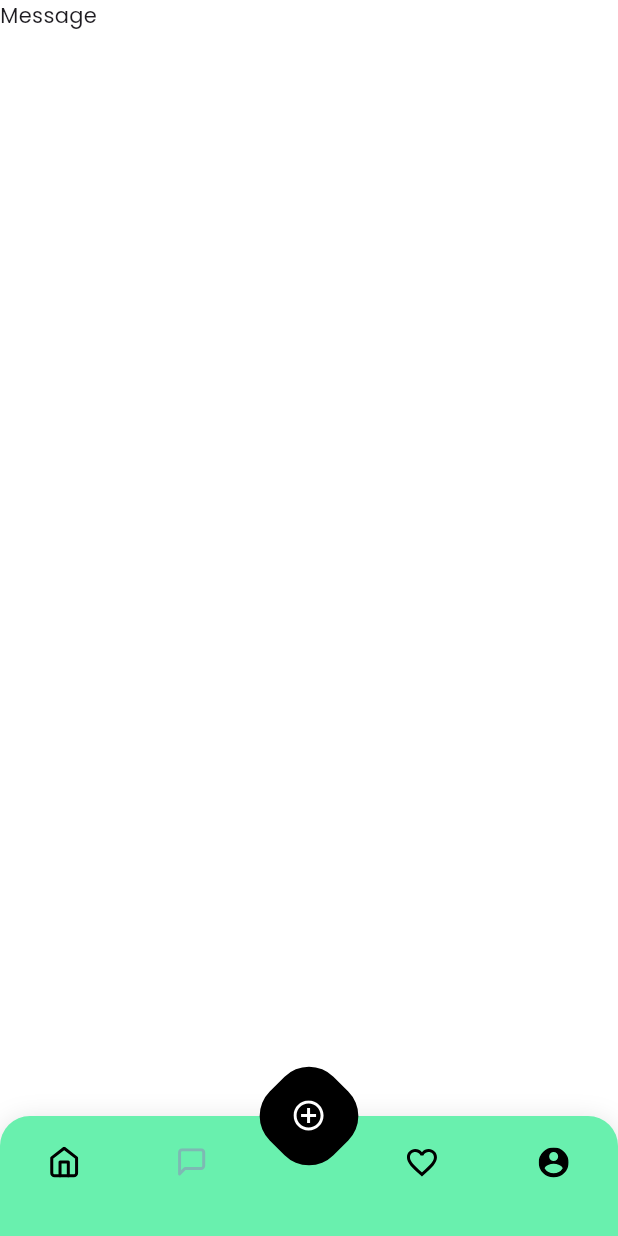
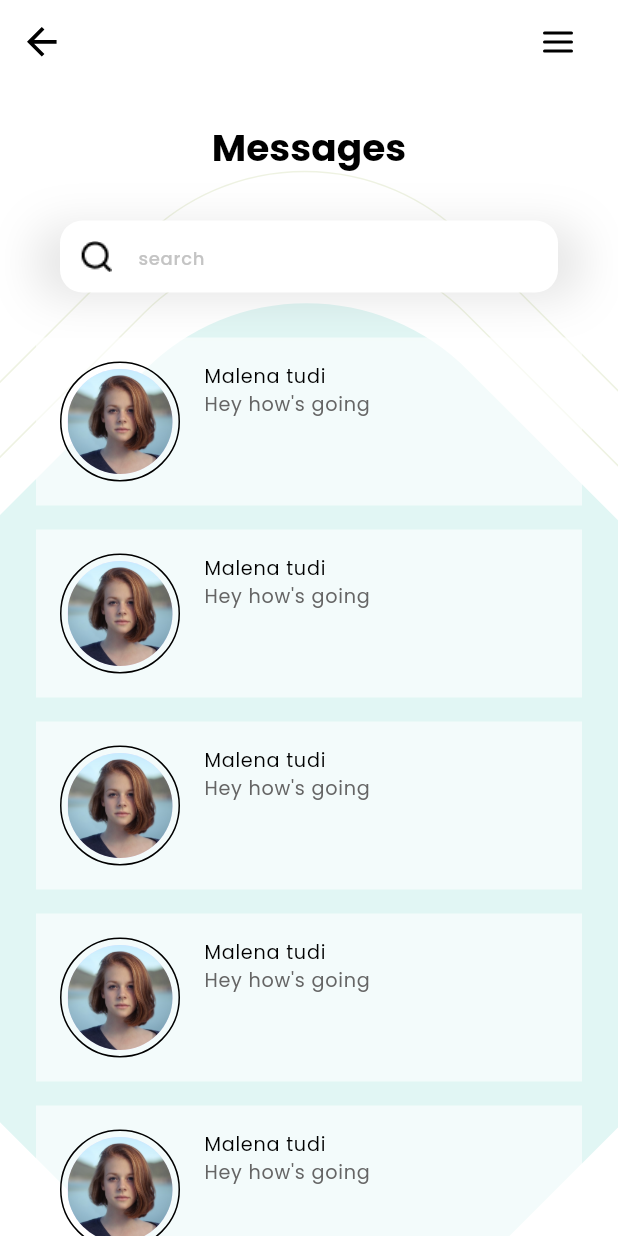
Before and after one commit to artster10/Artsterproductui, a Flutter app: the Nav screen opened directly, after a tap on an icon or button, on a phone screen of 412 x 824 dp. Run offline on Flutter 3.47's test engine with Material 3 defaults, Android fonts, the light colour scheme and no system bars; our stand-ins replace flutter_svg, google_fonts.

Commit message:
completed message screen

```diff
--- /dev/null
+++ b/productui/lib/screens/message/message_screen.dart
@@ -0,0 +1,105 @@
+import 'package:flutter/material.dart';
+import 'package:flutter_svg/flutter_svg.dart';
+import 'package:productui/config/colors.dart';
+import 'package:productui/screens/message/widgets/message_background.dart';
+import 'package:productui/screens/message/widgets/message_item.dart';
+import 'package:productui/screens/nav/nav.dart';
+
+class MessageScreen extends StatelessWidget {
+  const MessageScreen({super.key});
+
+  @override
+  Widget build(BuildContext context) {
+    return MessageBackground(
+      child: Scaffold(
+        backgroundColor: Colors.transparent,
+        appBar: AppBar(
+          leading: IconButton(
+            onPressed: () => Navigator.push(
+              context,
+              MaterialPageRoute(
+                builder: (context) => Nav(),
+              ),
+            ),
+            icon: SvgPicture.asset('assets/icons/button_back.svg'),
+          ),
+          actions: [
+            Padding(
+              padding: const EdgeInsets.only(right: 16.0),
+              child: IconButton(
+                  onPressed: () {},
+                  icon: SvgPicture.asset('assets/icons/menu.svg')),
+            )
+          ],
+        ),
+        body: SingleChildScrollView(
+          child: Padding(
+            padding: const EdgeInsets.all(24.0),
+            child: Column(
+              crossAxisAlignment: CrossAxisAlignment.center,
+              children: [
+                Text(
+                  'Messages',
+                  style: Theme.of(context)
+                      .textTheme
+                      .displaySmall!
+                      .copyWith(fontWeight: FontWeight.w700),
+                ),
+                const SizedBox(height: 30.0),
+                Container(
+                  padding: EdgeInsets.symmetric(horizontal: 16.0),
+                  decoration: BoxDecoration(
+                      borderRadius: BorderRadius.circular(15.0),
+                      boxShadow: [
+                        BoxShadow(
+                            offset: const Offset(0, 4),
+                            blurRadius: 25.0,
+                            color: kBlack.withOpacity(0.10))
+                      ]),
+                  child: TextField(
+                    decoration: InputDecoration(
+                        filled: true,
+                        fillColor: kWhite,
+                        isDense: true,
+                        border: OutlineInputBorder(
+                          borderRadius: BorderRadius.circular(15.0),
+                          borderSide:
+                              BorderSide(width: 0.0, style: BorderStyle.none),
+                        ),
+                        prefixIcon: Image.asset('assets/images/search.png'),
+                        hintText: 'search',
+                        hintStyle: Theme.of(context)
+                            .textTheme
+                            .labelMedium!
+                            .copyWith(color: k1LightGray)),
+                  ),
+                ),
+                const SizedBox(height: 30.0),
+                ListView(
+                  physics: NeverScrollableScrollPhysics(),
+                  shrinkWrap: true,
+                  children: [
+                    MessageItem(
+                        name: 'Malena tudi', message: 'Hey how\'s going'),
+                    MessageItem(
+                        name: 'Malena tudi', message: 'Hey how\'s going'),
+                    MessageItem(
+                        name: 'Malena tudi', message: 'Hey how\'s going'),
+                    MessageItem(
+                        name: 'Malena tudi', message: 'Hey how\'s going'),
+                    MessageItem(
+                        name: 'Malena tudi', message: 'Hey how\'s going'),
+                    MessageItem(
+                        name: 'Malena tudi', message: 'Hey how\'s going'),
+                    MessageItem(
+                        name: 'Malena tudi', message: 'Hey how\'s going'),
+                  ],
+                )
+              ],
+            ),
+          ),
+        ),
+      ),
+    );
+  }
+}
--- /dev/null
+++ b/productui/lib/screens/message/widgets/message_background.dart
@@ -0,0 +1,61 @@
+import 'package:flutter/material.dart';
+import 'package:productui/config/colors.dart';
+import 'dart:math' as math;
+
+class MessageBackground extends StatelessWidget {
+  const MessageBackground({super.key, required this.child});
+
+  final Widget child;
+  @override
+  Widget build(BuildContext context) {
+    return Scaffold(
+      body: Stack(
+        alignment: Alignment.center,
+        children: [
+          Positioned(
+            top: 150,
+            child: Transform.rotate(
+              angle: math.pi / 4,
+              child: Container(
+                height: 465,
+                width: 473,
+                decoration: BoxDecoration(
+                  border: Border.all(width: 1.0, color: k3AccentLines),
+                  borderRadius: BorderRadius.circular(152.0),
+                ),
+              ),
+            ),
+          ),
+          Positioned(
+            top: 200,
+            child: Transform.rotate(
+              angle: math.pi / 4,
+              child: Container(
+                height: 465,
+                width: 473,
+                decoration: BoxDecoration(
+                  border: Border.all(width: 1.0, color: k3AccentLines),
+                  borderRadius: BorderRadius.circular(152.0),
+                ),
+              ),
+            ),
+          ),
+          Positioned(
+            top: 260.0,
+            child: Transform.rotate(
+              angle: math.pi / 4,
+              child: Container(
+                height: 575,
+                width: 580,
+                decoration: BoxDecoration(
+                    color: k2MainThemeColor,
+                    borderRadius: BorderRadius.circular(152.0)),
+              ),
+            ),
+          ),
+          child,
+        ],
+      ),
+    );
+  }
+}
--- /dev/null
+++ b/productui/lib/screens/message/widgets/message_item.dart
@@ -0,0 +1,59 @@
+import 'package:flutter/material.dart';
+import 'package:productui/config/colors.dart';
+import 'package:productui/screens/message_detail/message_detail_screen.dart';
+import 'package:productui/screens/widgets/profile_image.dart';
+
+class MessageItem extends StatelessWidget {
+  const MessageItem({super.key, required this.name, required this.message});
+  final String name;
+  final String message;
+  @override
+  Widget build(BuildContext context) {
+    return GestureDetector(
+      onTap: () => Navigator.push(
+        context,
+        MaterialPageRoute(
+          builder: ((context) => MessageDetailScreen()),
+        ),
+      ),
+      child: Container(
+        padding: const EdgeInsets.all(16.0),
+        margin: const EdgeInsets.only(bottom: 16.0),
+        decoration: BoxDecoration(
+          color: kWhite.withOpacity(0.60),
+        ),
+        child: Row(
+          crossAxisAlignment: CrossAxisAlignment.start,
+          children: [
+            ProfileImage(
+              radius: 35.0,
+            ),
+            const SizedBox(
+              width: 16.0,
+            ),
+            Expanded(
+              child: Column(
+                crossAxisAlignment: CrossAxisAlignment.start,
+                children: [
+                  Text(
+                    name,
+                    style: Theme.of(context)
+                        .textTheme
+                        .labelSmall!
+                        .copyWith(color: kBlack),
+                  ),
+                  Text(
+                    message,
+                    style: Theme.of(context).textTheme.labelSmall,
+                    maxLines: 3,
+                    overflow: TextOverflow.ellipsis,
+                  )
+                ],
+              ),
+            )
+          ],
+        ),
+      ),
+    );
+  }
+}
--- /dev/null
+++ b/productui/lib/screens/message_detail/message_detail_screen.dart
@@ -0,0 +1,10 @@
+import 'package:flutter/material.dart';
+
+class MessageDetailScreen extends StatelessWidget {
+  const MessageDetailScreen({super.key});
+
+  @override
+  Widget build(BuildContext context) {
+    return Container();
+  }
+}
--- /dev/null
+++ b/productui/lib/screens/message_detail/widgets/message_detail_background.dart
@@ -0,0 +1,12 @@
+import 'package:flutter/material.dart';
+
+class MessageDetailBackground extends StatelessWidget {
+  const MessageDetailBackground({super.key, required this.child});
+  final Widget child;
+  @override
+  Widget build(BuildContext context) {
+    return Scaffold(
+      body: Stack(),
+    );
+  }
+}
--- a/productui/lib/screens/nav/nav.dart
+++ b/productui/lib/screens/nav/nav.dart
@@ -4,6 +4,7 @@ import 'package:productui/config/colors.dart';
 import 'package:productui/screens/home/home_screen.dart';
 import 'package:productui/screens/profile/profile_screen.dart';
 import 'package:productui/screens/widgets/custom_button.dart';
+import 'package:productui/screens/message/message_screen.dart';
 
 class Nav extends StatefulWidget {
   const Nav({Key? key}) : super(key: key);
@@ -16,7 +17,7 @@ class _NavState extends State<Nav> {
   int _selectedIndex = 0;
   final _pages = [
     HomeScreen(),
-    Text('Message'),
+    MessageScreen(),
     Text('Fav list'),
     ProfileScreen()
   ];
@@ -32,12 +33,16 @@ class _NavState extends State<Nav> {
         index: _selectedIndex,
         children: _pages,
       ),
-      floatingActionButton: CustomButton(
+      floatingActionButton: _selectedIndex == 1
+          ? null
+          : CustomButton(
               child: SvgPicture.asset('assets/icons/plus.svg'),
               onTap: () {},
             ),
       floatingActionButtonLocation: FloatingActionButtonLocation.centerDocked,
-      bottomNavigationBar: Container(
+      bottomNavigationBar: _selectedIndex == 1
+          ? null
+          : Container(
               height: 80,
               width: double.infinity,
               alignment: Alignment.topCenter,
--- /dev/null
+++ b/productui/lib/screens/widgets/profile_image.dart
@@ -0,0 +1,25 @@
+import 'package:flutter/material.dart';
+import 'package:productui/config/colors.dart';
+
+class ProfileImage extends StatelessWidget {
+  const ProfileImage({
+    super.key,
+    required this.radius,
+  });
+  final double radius;
+  @override
+  Widget build(BuildContext context) {
+    return Container(
+      alignment: Alignment.center,
+      padding: EdgeInsets.all(4.0),
+      decoration: BoxDecoration(
+        shape: BoxShape.circle,
+        border: Border.all(width: 1.0, color: kBlack),
+      ),
+      child: CircleAvatar(
+        backgroundImage: AssetImage('assets/images/profile_image.jpg'),
+        radius: radius,
+      ),
+    );
+  }
+}
```
Lines whose indentation alone changed are shown as unchanged.
